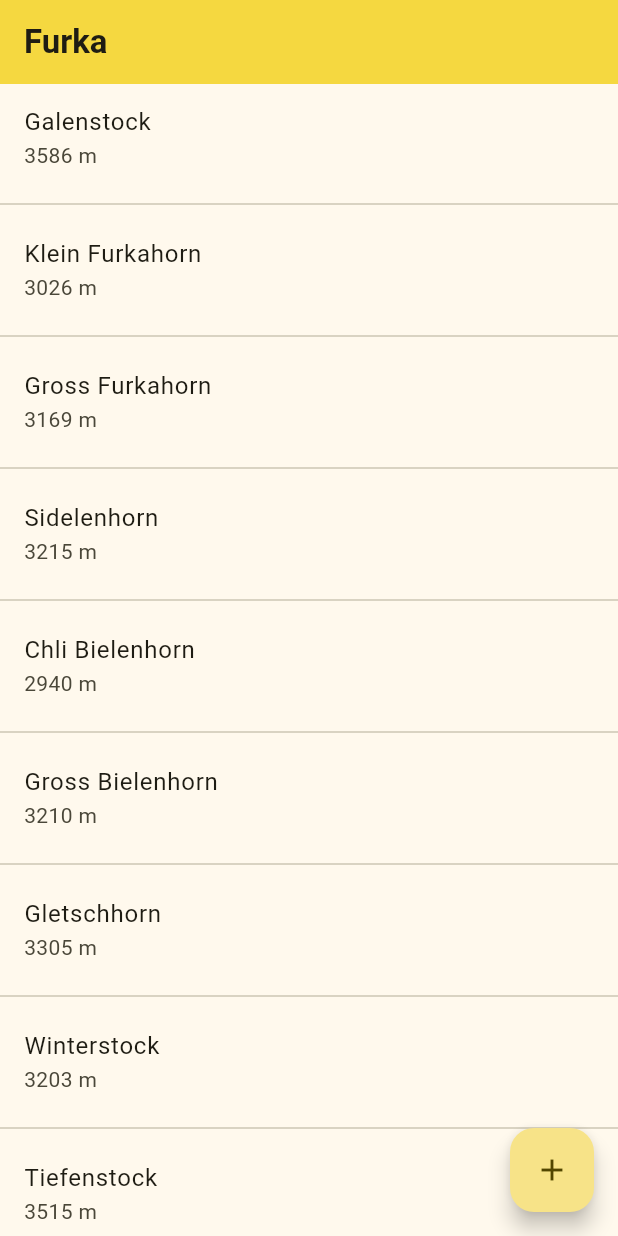
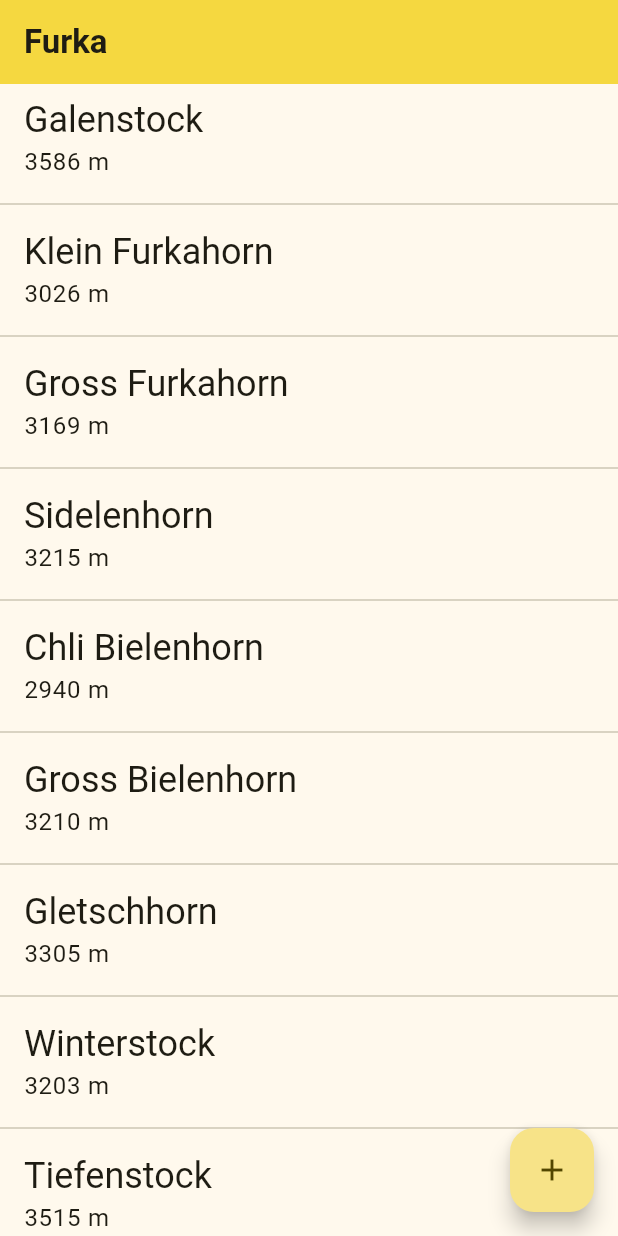
Before and after one commit to r3econ/flutter-places, a Flutter app: the screen it shows after launch, on a phone screen of 412 x 824 dp. Run offline on Flutter 3.47's test engine with Material 3 defaults, Android fonts, the phone set to English and light mode, and no system bars.

Commit message:
Update the design

```diff
--- a/furka/lib/pages/home_page.dart
+++ b/furka/lib/pages/home_page.dart
@@ -1,6 +1,7 @@
 import '/repositories/places_repository.dart';
 import 'package:flutter/material.dart';
 import '/models/place.dart';
+import '/views/place_list_item.dart';
 
 class HomePage extends StatefulWidget {
   const HomePage({super.key, required this.title});
@@ -26,9 +27,11 @@ class _HomePageState extends State<HomePage> {
         child: ListView.separated(
           itemCount: repository.places.length,
           itemBuilder: (context, index) {
+            Place place = repository.places[index];
+            PlaceListItem item = PlaceListItem(place.name, '${place.altitude} m');
             return ListTile(
-              title: Text(repository.places[index].name),
-              subtitle: Text('${repository.places[index].altitude} m'),
+              title: item.buildTitle(context),
+              subtitle: item.buildSubtitle(context),
               onTap: () {
                 // Go to the next screen with Navigator.push
               },
@@ -41,7 +44,7 @@ class _HomePageState extends State<HomePage> {
       ),
       floatingActionButton: FloatingActionButton(
         onPressed: _addPlace,
-        tooltip: 'Increment',
+        tooltip: 'Add Place',
         child: const Icon(Icons.add),
       ),
     );
@@ -55,27 +58,3 @@ class _HomePageState extends State<HomePage> {
     });
   }
 }
-
-abstract class ListItem {
-  /// The title line to show in a list item.
-  Widget buildTitle(BuildContext context);
-
-  /// The subtitle line, if any, to show in a list item.
-  Widget buildSubtitle(BuildContext context);
-}
-
-/// A ListItem that contains data to display a heading.
-class PlaceItem implements ListItem {
-  final String title;
-  final String subtitle;
-
-  PlaceItem(this.title, this.subtitle);
-
-  @override
-  Widget buildTitle(BuildContext context) {
-    return Text(title, style: Theme.of(context).textTheme.headlineSmall);
-  }
-
-  @override
-  Widget buildSubtitle(BuildContext context) => Text(subtitle);
-}
--- /dev/null
+++ b/furka/lib/views/list_item.dart
@@ -0,0 +1,9 @@
+import 'package:flutter/material.dart';
+
+abstract class ListItem {
+  /// The title line to show in a list item.
+  Widget buildTitle(BuildContext context);
+
+  /// The subtitle line, if any, to show in a list item.
+  Widget buildSubtitle(BuildContext context);
+}
--- /dev/null
+++ b/furka/lib/views/place_list_item.dart
@@ -0,0 +1,19 @@
+import 'package:flutter/material.dart';
+import 'list_item.dart';
+
+class PlaceListItem implements ListItem {
+  final String title;
+  final String subtitle;
+
+  PlaceListItem(this.title, this.subtitle);
+
+  @override
+  Widget buildTitle(BuildContext context) {
+    return Text(title, style: Theme.of(context).textTheme.headlineSmall);
+  }
+
+  @override
+  Widget buildSubtitle(BuildContext context) {
+    return Text(subtitle, style: Theme.of(context).textTheme.bodyLarge);
+  }
+}
```
